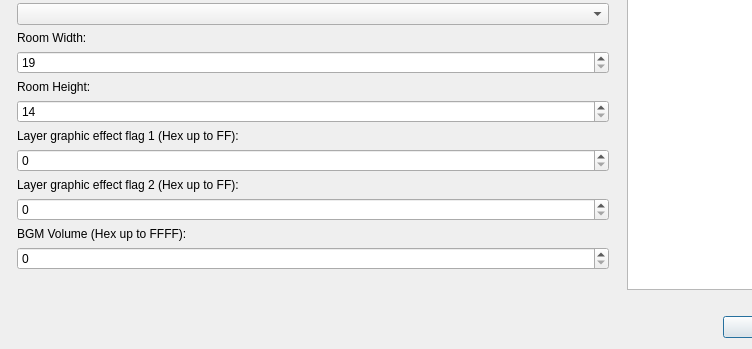
Before: the Qt Designer form Dialog/RoomConfigDialog.ui in wario-land/WL4Editor, drawn with Qt 5; both pictures show x 0 to 752 and y 474 to 823 of the 900 by 823 pixel window.
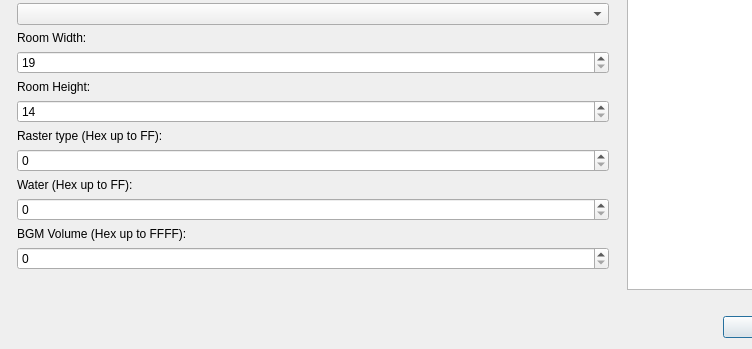
After: the same form once the commit is applied. Custom widgets are drawn as their Qt base class.

Commit message: some changes based on gigaleak

Diff of the .ui file:
```diff
--- a/Dialog/RoomConfigDialog.ui
+++ b/Dialog/RoomConfigDialog.ui
@@ -272,7 +272,7 @@
        <item>
         <widget class="QLabel" name="label_LayerGfxEffect01">
          <property name="text">
-          <string>Layer graphic effect flag 1 (Hex up to FF):</string>
+          <string>Raster type (Hex up to FF):</string>
          </property>
         </widget>
        </item>
@@ -289,7 +289,7 @@
        <item>
         <widget class="QLabel" name="label_LayerGfxEffect02">
          <property name="text">
-          <string>Layer graphic effect flag 2 (Hex up to FF):</string>
+          <string>Water (Hex up to FF):</string>
          </property>
         </widget>
        </item>
```
The commit also changes 2 other files.
